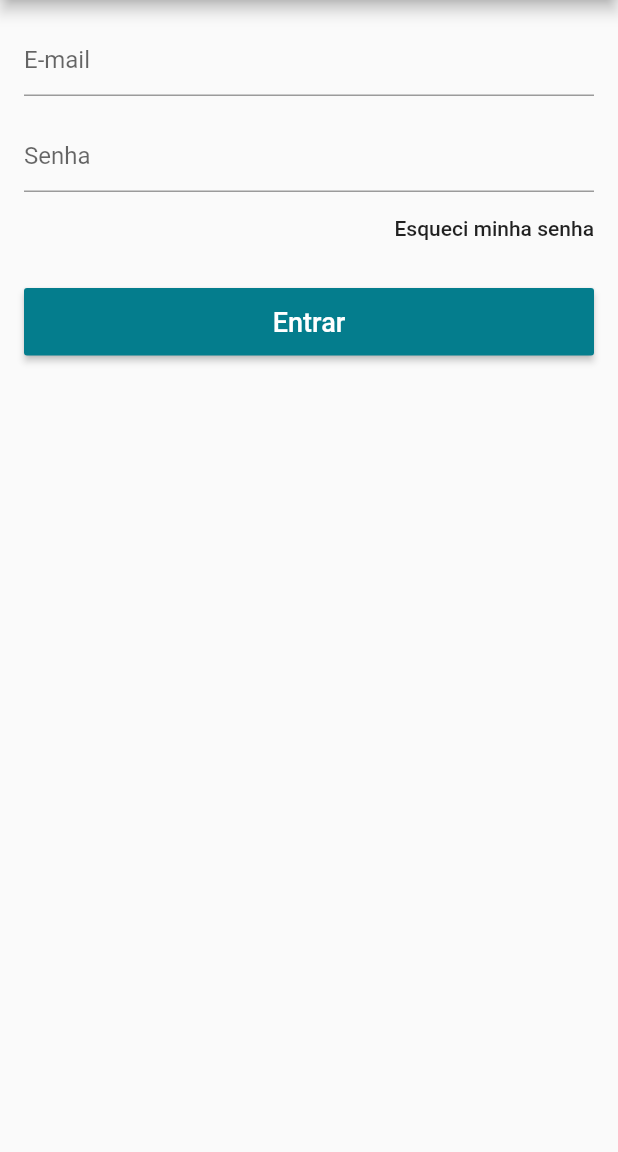
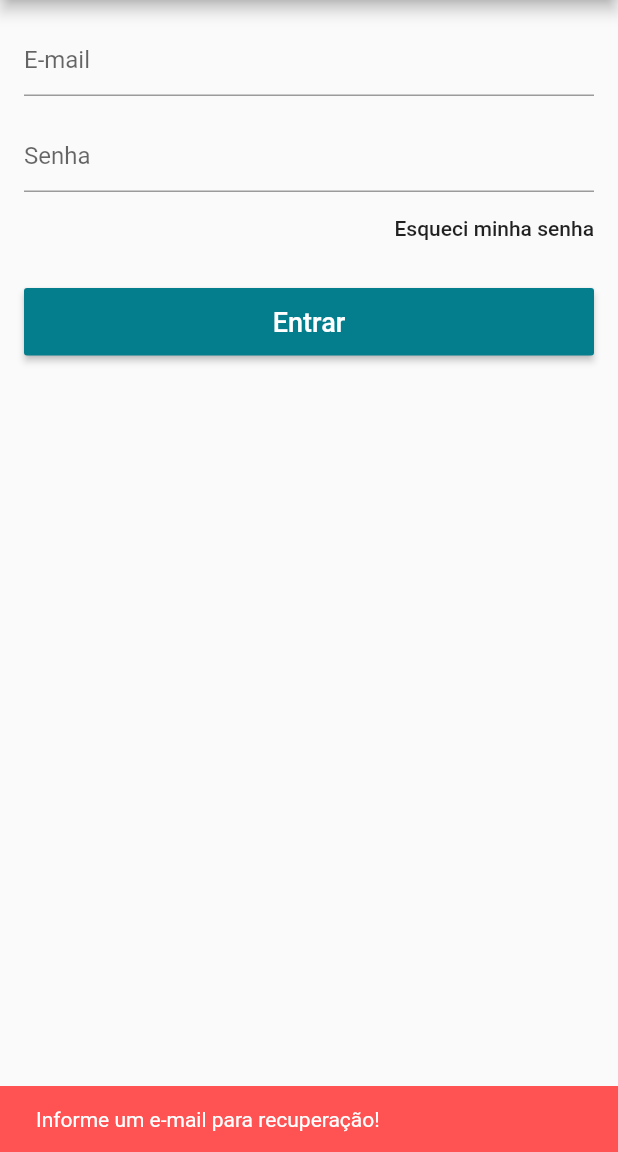
Before and after one commit to davihoffmann/loja-online-app-flutter, a Flutter app: the LoginScreen screen opened directly, after a tap on "Esqueci minha senha", on a phone screen of 412 x 824 dp, the part 84-1236 px from its top. Run offline on Flutter 3.47's test engine with Material 2 defaults, Android fonts, the phone set to English and light mode, and no system bars; our stand-ins replace carousel_pro, cloud_firestore, firebase_auth, transparent_image; accounts and stored records are empty.

Commit message:
implementado metodo de recuperação de senha

```diff
--- a/lib/models/user_model.dart
+++ b/lib/models/user_model.dart
@@ -73,7 +73,9 @@ class UserModel extends Model {
     notifyListeners();
   }
 
-  void recoverPass() {}
+  void recoverPass(String email) {
+    _auth.sendPasswordResetEmail(email: email);
+  }
 
   bool isLoggedIn() {
     return firebaseUser != null;
--- a/lib/screens/login_screen.dart
+++ b/lib/screens/login_screen.dart
@@ -84,7 +84,26 @@ class _LoginScreenState extends State<LoginScreen> {
           Align(
             alignment: Alignment.centerRight,
             child: FlatButton(
-              onPressed: () {},
+              onPressed: () {
+                if (_emailController.text.isEmpty) {
+                  _scaffoldKey.currentState.showSnackBar(
+                    SnackBar(
+                      content: Text("Informe um e-mail para recuperação!"),
+                      backgroundColor: Colors.redAccent,
+                      duration: Duration(seconds: 2),
+                    ),
+                  );
+                } else {
+                  model.recoverPass(_emailController.text);
+                  _scaffoldKey.currentState.showSnackBar(
+                    SnackBar(
+                      content: Text("Confira seu e-mail"),
+                      backgroundColor: Theme.of(context).primaryColor,
+                      duration: Duration(seconds: 2),
+                    ),
+                  );
+                }
+              },
               child: Text(
                 "Esqueci minha senha",
                 textAlign: TextAlign.right,
```
